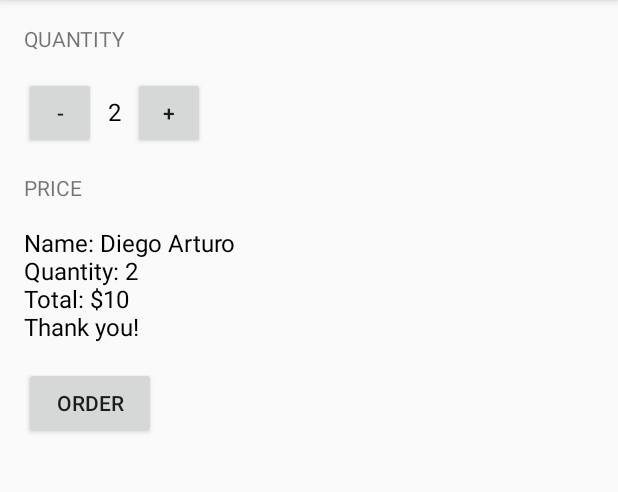
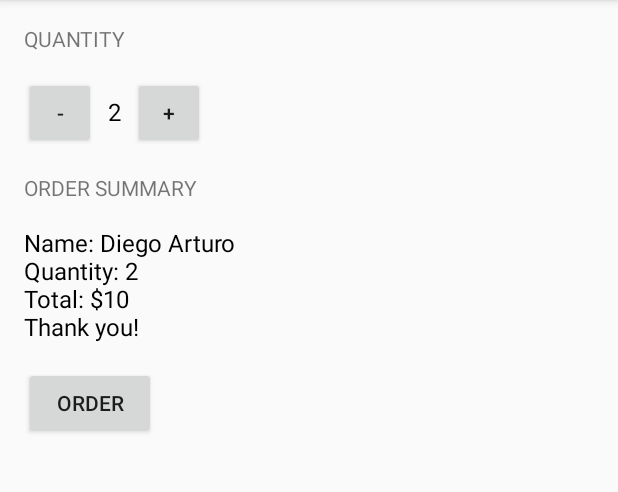
Before and after one commit to diegohdez90/JustJava, an Android app: the screen it shows after launch (MainActivity), after a tap on "ORDER", on a phone screen of 412 x 824 dp, the part 84-576 px from its top. Run offline under Robolectric (Android 15) with nearby library versions, the phone set to English and light mode, and no system bars.

```diff
--- a/app/src/main/java/com/example/android/justjava/MainActivity.java
+++ b/app/src/main/java/com/example/android/justjava/MainActivity.java
@@ -4,8 +4,6 @@ import android.os.Bundle;
 import android.support.v7.app.AppCompatActivity;
 import android.view.View;
 import android.widget.TextView;
-
-import java.text.NumberFormat;
 
 public class MainActivity extends AppCompatActivity {
 
@@ -42,19 +40,11 @@ public class MainActivity extends AppCompatActivity {
     }
 
     /**
-     * This method displays the given price on the screen.
-     */
-    private void displayPrice(int number) {
-        TextView priceTextView = (TextView) findViewById(R.id.price_text_view);
-        priceTextView.setText(NumberFormat.getCurrencyInstance().format(number));
-    }
-
-    /**
      * This method displays the given text on the screen.
      */
     private void displayMessage(String message) {
-        TextView priceTextView = (TextView) findViewById(R.id.price_text_view);
-        priceTextView.setText(message);
+        TextView orderSummaryTextView = (TextView) findViewById(R.id.order_summary_text_view);
+        orderSummaryTextView.setText(message);
     }
 
     public void increment(View view) {
--- a/app/src/main/res/layout/activity_main.xml
+++ b/app/src/main/res/layout/activity_main.xml
@@ -49,7 +49,7 @@
 
 
     <TextView
-        android:id="@+id/price"
+        android:id="@+id/order_summary"
         android:layout_width="wrap_content"
         android:layout_height="wrap_content"
         android:layout_below="@+id/decrementButton"
@@ -57,16 +57,16 @@
         android:layout_alignParentStart="true"
         android:layout_marginBottom="16dp"
         android:textAllCaps="true"
-        android:text="Price" />
+        android:text="Order Summary" />
 
     <TextView
-        android:id="@+id/price_text_view"
+        android:id="@+id/order_summary_text_view"
         android:layout_width="wrap_content"
         android:layout_height="wrap_content"
         android:text="$0"
         android:layout_marginBottom="16dp"
         android:textColor="@android:color/black"
-        android:layout_below="@id/price"
+        android:layout_below="@id/order_summary"
         android:textSize="16sp"/>
 
     <Button
@@ -74,9 +74,10 @@
         android:layout_height="wrap_content"
         android:layout_alignParentLeft="true"
         android:layout_alignParentStart="true"
-        android:layout_below="@+id/price_text_view"
-        android:text="ORDER"
+        android:layout_below="@+id/order_summary_text_view"
+        android:text="Order"
         android:onClick="submitOrder"
+        android:selectAllOnFocus="true"
         android:id="@+id/button" />
 
 </LinearLayout>
```
